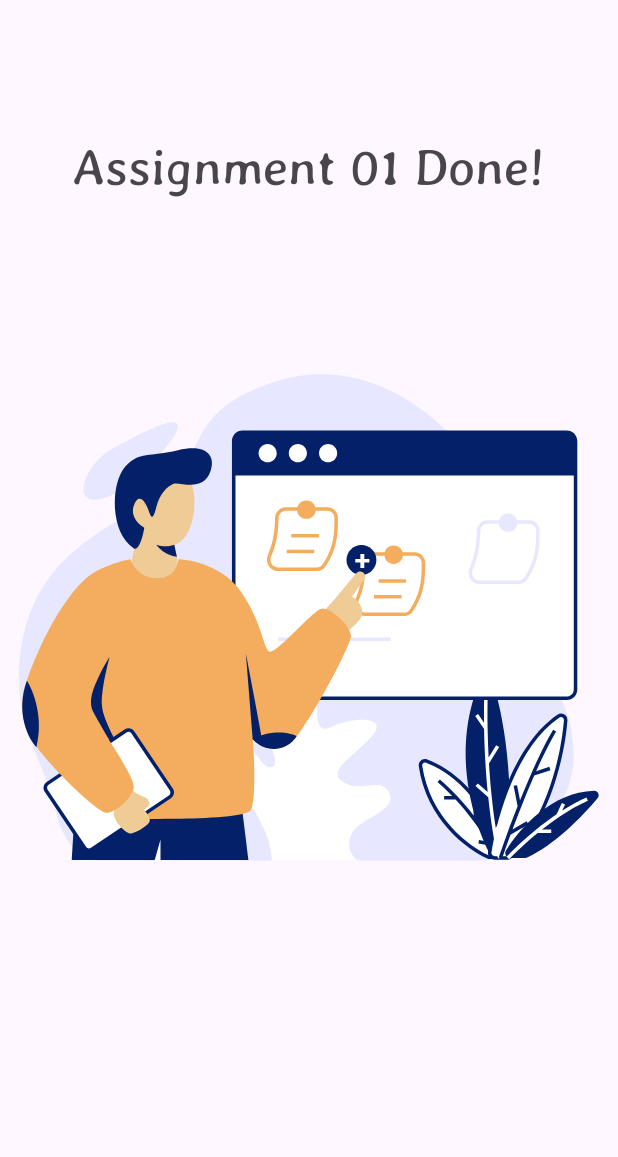
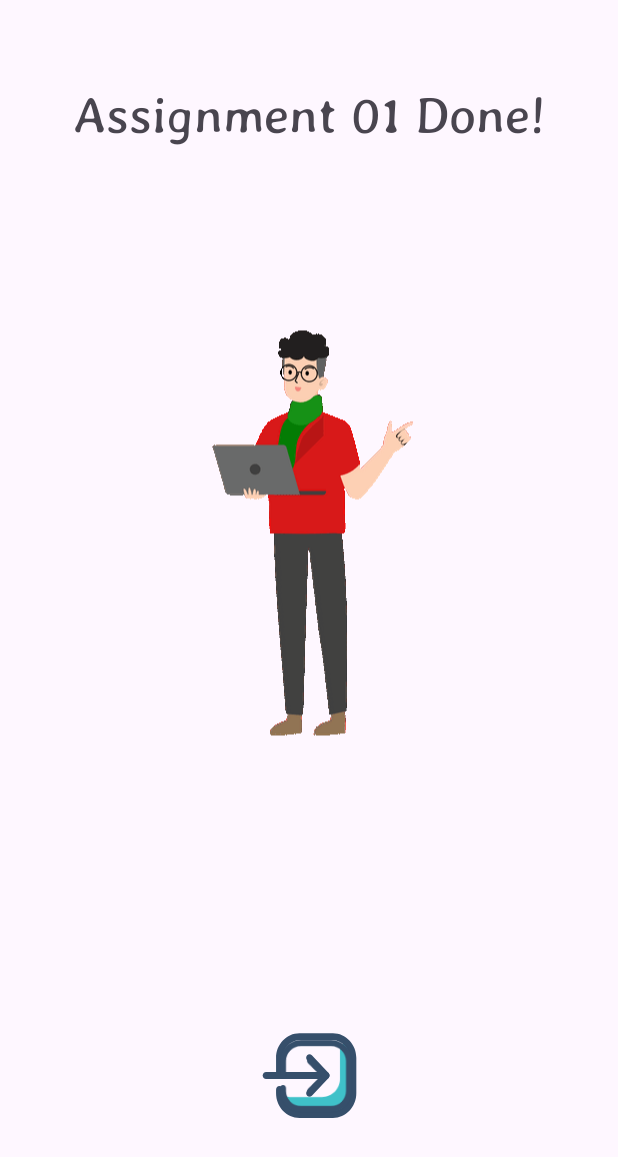
Before and after one commit to cusaldmsr/AndroidAssignment01, an Android app: the HomeActivity screen opened directly, with no data from a screen before it, after a tap on an icon or button, on a phone screen of 412 x 824 dp. Shown: the top 1157 px of the screen. Run offline under Robolectric (Android 15) with nearby library versions, the phone set to English and light mode, and no system bars.

Commit message:
Fix some designing issues and finalized the assignment.

```diff
--- a/app/build.gradle.kts
+++ b/app/build.gradle.kts
@@ -45,4 +45,5 @@ dependencies {
     testImplementation(libs.junit)
     androidTestImplementation(libs.androidx.junit)
     androidTestImplementation(libs.androidx.espresso.core)
+    implementation("pl.droidsonroids.gif:android-gif-drawable:1.2.19")
 }
--- a/app/src/main/java/com/cusaldev/androidassignment01/EndActivity.kt
+++ b/app/src/main/java/com/cusaldev/androidassignment01/EndActivity.kt
@@ -1,12 +1,17 @@
 package com.cusaldev.androidassignment01
 
+import android.content.Intent
 import android.os.Bundle
+import android.widget.ImageButton
 import androidx.activity.enableEdgeToEdge
 import androidx.appcompat.app.AppCompatActivity
 import androidx.core.view.ViewCompat
 import androidx.core.view.WindowInsetsCompat
 
 class EndActivity : AppCompatActivity() {
+
+    lateinit var imgBtn: ImageButton
+
     override fun onCreate(savedInstanceState: Bundle?) {
         super.onCreate(savedInstanceState)
         enableEdgeToEdge()
@@ -16,5 +21,11 @@ class EndActivity : AppCompatActivity() {
             v.setPadding(systemBars.left, systemBars.top, systemBars.right, systemBars.bottom)
             insets
         }
+
+        imgBtn = findViewById(R.id.imageButton)
+
+        imgBtn.setOnClickListener {
+            finishAffinity()
+        }
     }
 }
--- a/app/src/main/java/com/cusaldev/androidassignment01/HomeActivity.kt
+++ b/app/src/main/java/com/cusaldev/androidassignment01/HomeActivity.kt
@@ -13,6 +13,7 @@ import androidx.core.view.WindowInsetsCompat
 class HomeActivity : AppCompatActivity() {
 
     lateinit var btn1: ImageButton
+    lateinit var btn2: ImageButton
 
     override fun onCreate(savedInstanceState: Bundle?) {
         super.onCreate(savedInstanceState)
@@ -30,20 +31,46 @@ class HomeActivity : AppCompatActivity() {
         }
 
         btn1 = findViewById(R.id.imageButton6)
+        btn2 = findViewById(R.id.imageButton2)
         val r1 = findViewById<RadioButton>(R.id.radioButton)
         val r2 = findViewById<RadioButton>(R.id.radioButton2)
 
         r1.setOnCheckedChangeListener { buttonView, isChecked ->
-            Toast.makeText(this,r1.text, Toast.LENGTH_SHORT).show()
+            Toast.makeText(this, r1.text, Toast.LENGTH_SHORT).show()
         }
 
         r2.setOnCheckedChangeListener { buttonView, isChecked ->
-            Toast.makeText(this,r2.text, Toast.LENGTH_SHORT).show()
+            Toast.makeText(this, r2.text, Toast.LENGTH_SHORT).show()
         }
 
         btn1.setOnClickListener {
-            val intent = Intent(this,EndActivity::class.java)
+            val intent = Intent(this, EndActivity::class.java)
+            startActivity(intent)
+        }
+
+        btn2.setOnClickListener {
+            val intent = Intent(this, MainActivity::class.java)
             startActivity(intent)
         }
     }
+
+    override fun onStart() {
+        super.onStart()
+    }
+
+    override fun onPause() {
+        super.onPause()
+    }
+
+    override fun onResume() {
+        super.onResume()
+    }
+
+    override fun onDestroy() {
+        super.onDestroy()
+    }
+
+    override fun onRestart() {
+        super.onRestart()
+    }
 }
--- a/app/src/main/java/com/cusaldev/androidassignment01/ImageFragment.kt
+++ b/app/src/main/java/com/cusaldev/androidassignment01/ImageFragment.kt
@@ -55,5 +55,8 @@ class ImageFragment : Fragment() {
                     putString(ARG_PARAM2, param2)
                 }
             }
+
     }
+
+
 }
--- /dev/null
+++ b/app/src/main/res/drawable/exit.xml
@@ -0,0 +1,26 @@
+<vector xmlns:android="http://schemas.android.com/apk/res/android"
+    android:width="64dp"
+    android:height="64dp"
+    android:viewportWidth="64"
+    android:viewportHeight="64">
+  <path
+      android:pathData="M51.729,11.455C55.464,13.49 58,17.451 58,22L58,42C58,48.623 52.623,54 46,54L26,54C20.25,54 15.439,49.947 14.271,44.545C15.974,45.473 17.926,46 20,46L40,46C46.623,46 52,40.623 52,34L52,14C52,13.127 51.907,12.276 51.729,11.455Z"
+      android:strokeLineJoin="round"
+      android:fillColor="#3fc1c9"
+      android:fillType="evenOdd"/>
+  <path
+      android:pathData="M42.001,30L6,30C4.896,30 4.001,30.896 4.001,32C4.001,33.104 4.896,34 6,34L42.001,34C43.104,34 44,33.104 44,32C44,30.896 43.104,30 42.001,30Z"
+      android:strokeLineJoin="round"
+      android:fillColor="#364f6b"
+      android:fillType="evenOdd"/>
+  <path
+      android:pathData="M39.172,32L30.586,23.414C29.805,22.634 29.805,21.366 30.586,20.586C31.366,19.805 32.634,19.805 33.414,20.586L43.414,30.586C44.195,31.367 44.195,32.633 43.414,33.414L33.414,43.414C32.634,44.195 31.366,44.195 30.586,43.414C29.805,42.634 29.805,41.366 30.586,40.586L39.172,32Z"
+      android:strokeLineJoin="round"
+      android:fillColor="#364f6b"
+      android:fillType="evenOdd"/>
+  <path
+      android:pathData="M12,40L12,42C12,49.727 18.273,56 26,56L46,56C53.727,56 60,49.727 60,42L60,22C60,14.273 53.727,8 46,8C46,8 26,8 26,8C18.273,8 12,14.273 12,22L12,32C12,33.104 12.896,34 14,34C15.104,34 16,33.104 16,32L16,22C16,16.481 20.481,12 26,12L46,12C51.519,12 56,16.481 56,22C56,22 56,42 56,42C56,47.519 51.519,52 46,52C46,52 26,52 26,52C20.481,52 16,47.519 16,42C16,42 16,40 16,40C16,38.896 15.104,38 14,38C12.896,38 12,38.896 12,40Z"
+      android:strokeLineJoin="round"
+      android:fillColor="#364f6b"
+      android:fillType="evenOdd"/>
+</vector>
--- a/app/src/main/res/layout/activity_end.xml
+++ b/app/src/main/res/layout/activity_end.xml
@@ -10,10 +10,23 @@
     <androidx.fragment.app.FragmentContainerView
         android:id="@+id/fragmentContainerView3"
         android:name="com.cusaldev.androidassignment01.ImageFragment"
-        android:layout_width="0dp"
-        android:layout_height="0dp"
+        android:layout_width="379dp"
+        android:layout_height="610dp"
         app:layout_constraintBottom_toBottomOf="parent"
         app:layout_constraintEnd_toEndOf="parent"
         app:layout_constraintStart_toStartOf="parent"
-        app:layout_constraintTop_toTopOf="parent" />
+        app:layout_constraintTop_toTopOf="parent"
+        app:layout_constraintVertical_bias="0.0" />
+
+    <ImageButton
+        android:id="@+id/imageButton"
+        android:layout_width="71dp"
+        android:layout_height="75dp"
+        android:background="@drawable/exit"
+        app:layout_constraintBottom_toBottomOf="parent"
+        app:layout_constraintEnd_toEndOf="parent"
+        app:layout_constraintStart_toStartOf="parent"
+        app:layout_constraintTop_toBottomOf="@+id/fragmentContainerView3"
+        app:srcCompat="@drawable/exit" />
+
 </androidx.constraintlayout.widget.ConstraintLayout>
--- a/app/src/main/res/layout/fragment_image.xml
+++ b/app/src/main/res/layout/fragment_image.xml
@@ -7,27 +7,26 @@
     android:layout_height="match_parent"
     tools:context=".ImageFragment" >
 
-    <ImageView
-        android:id="@+id/imageView3"
+    <TextView
+        android:id="@+id/textView8"
         android:layout_width="wrap_content"
         android:layout_height="wrap_content"
-        android:src="@drawable/done"
-        app:layout_constraintBottom_toBottomOf="parent"
+        android:layout_marginTop="56dp"
+        android:fontFamily="@font/averia_gruesa_libre"
+        android:text="Assignment 01 Done!"
+        android:textSize="34sp"
         app:layout_constraintEnd_toEndOf="parent"
         app:layout_constraintStart_toStartOf="parent"
         app:layout_constraintTop_toTopOf="parent" />
 
-    <TextView
-        android:id="@+id/textView8"
-        android:layout_width="wrap_content"
-        android:layout_height="wrap_content"
-        android:fontFamily="@font/averia_gruesa_libre"
-        android:text="Assignment 01 Done!"
-        android:textSize="34sp"
-        app:layout_constraintBottom_toBottomOf="@+id/imageView3"
+    <pl.droidsonroids.gif.GifImageView
+        android:id="@+id/gifImageView"
+        android:layout_width="333dp"
+        android:layout_height="486dp"
+        android:src="@drawable/laptopguy"
+        app:layout_constraintBottom_toBottomOf="parent"
         app:layout_constraintEnd_toEndOf="parent"
-        app:layout_constraintHorizontal_bias="0.498"
         app:layout_constraintStart_toStartOf="parent"
-        app:layout_constraintTop_toTopOf="parent"
-        app:layout_constraintVertical_bias="0.116" />
+        app:layout_constraintTop_toBottomOf="@+id/textView8" />
+
 </androidx.constraintlayout.widget.ConstraintLayout>
```
Also changed, not shown: app/src/main/java/com/cusaldev/androidassignment01/MainActivity.kt (+10 -3 lines), app/src/main/res/layout/activity_home.xml (+16 -4 lines), app/src/main/res/layout/activity_main.xml (+13 -2 lines), app/src/main/res/drawable/laptopguy.gif (added), app/src/main/res/drawable/successfull.gif (added).
